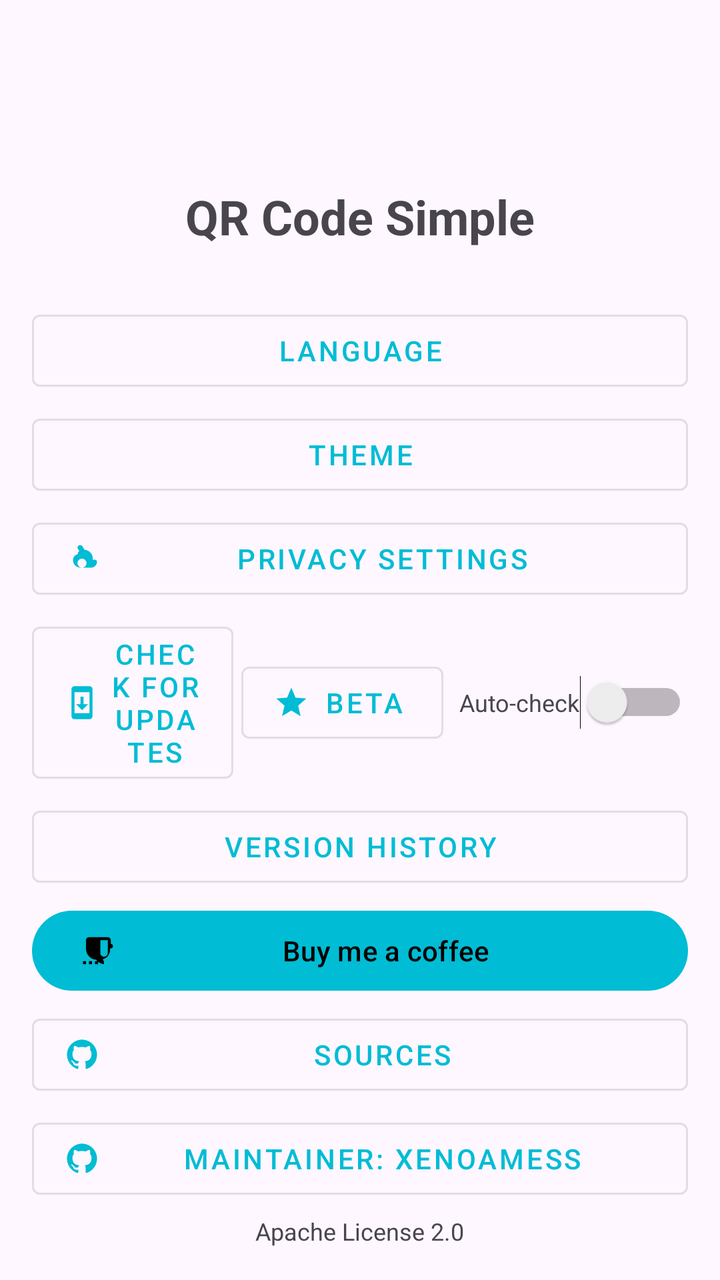
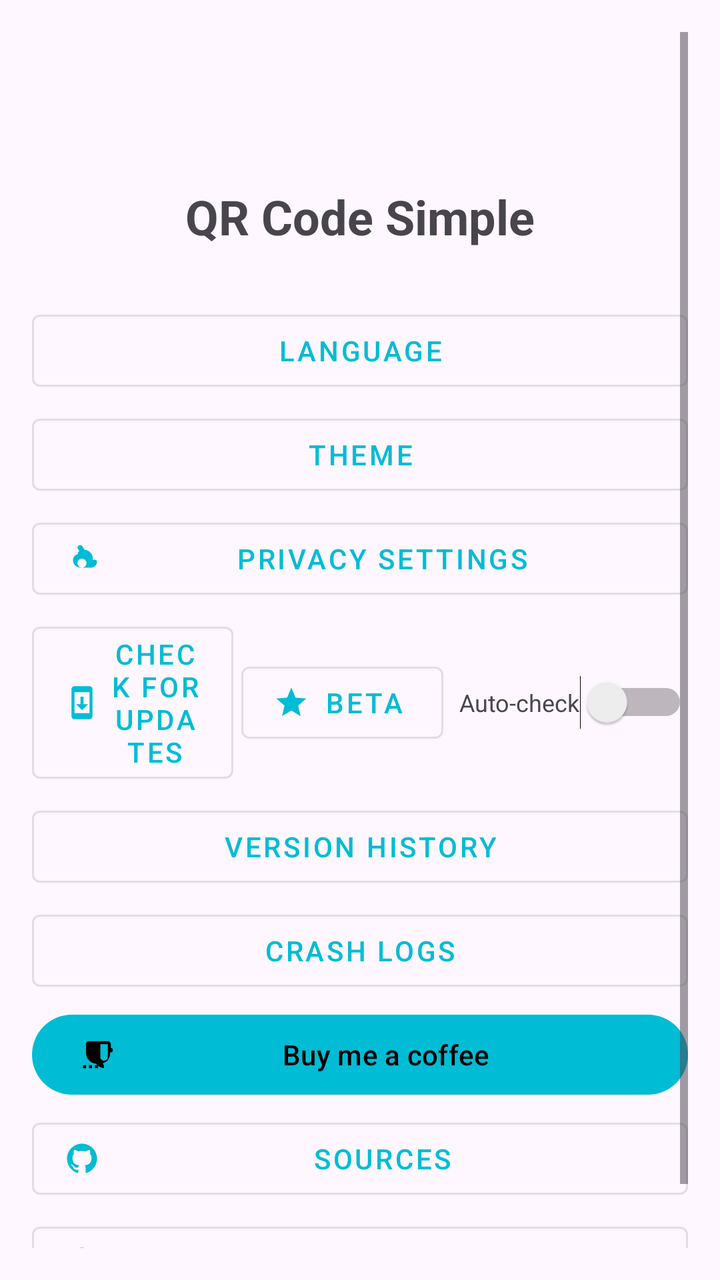

Compare the two renders of this Android layout. The source of the first and the diff that turns it into the second are given below.
<!-- AndroidManifest.xml: application theme Theme.QRCodeSimple -->
<!-- res/layout/fragment_about.xml -->
<?xml version="1.0" encoding="utf-8"?>
<ScrollView xmlns:android="http://schemas.android.com/apk/res/android"
    xmlns:app="http://schemas.android.com/apk/res-auto"
    android:layout_width="match_parent"
    android:layout_height="match_parent"
    android:padding="16dp">

    <LinearLayout
        android:layout_width="match_parent"
        android:layout_height="wrap_content"
        android:orientation="vertical"
        android:gravity="center_horizontal">

        
        <ImageView
            android:layout_width="72dp"
            android:layout_height="72dp"
            android:src="@mipmap/ic_launcher"
            android:scaleType="centerCrop"
            android:importantForAccessibility="no"
            android:layout_marginBottom="4dp" />

        
        <TextView
            android:layout_width="wrap_content"
            android:layout_height="wrap_content"
            android:text="@string/app_name"
            android:textSize="24sp"
            android:textStyle="bold"
            android:layout_marginBottom="4dp" />

        
        <TextView
            android:id="@+id/tvVersion"
            android:layout_width="wrap_content"
            android:layout_height="wrap_content"
            android:textSize="14sp"
            android:textColor="?android:attr/textColorSecondary"
            android:layout_marginBottom="4dp" />

        
        <com.google.android.material.button.MaterialButton
            android:id="@+id/btnLanguage"
            android:layout_width="match_parent"
            android:layout_height="wrap_content"
            android:layout_marginBottom="4dp"
            android:text="@string/language"
            style="@style/Widget.MaterialComponents.Button.OutlinedButton" />

        
        <com.google.android.material.button.MaterialButton
            android:id="@+id/btnTheme"
            android:layout_width="match_parent"
            android:layout_height="wrap_content"
            android:layout_marginBottom="4dp"
            android:text="@string/theme_setting"
            style="@style/Widget.MaterialComponents.Button.OutlinedButton" />

        
        <com.google.android.material.button.MaterialButton
            android:id="@+id/btnPrivacy"
            android:layout_width="match_parent"
            android:layout_height="wrap_content"
            android:layout_marginBottom="4dp"
            android:text="@string/privacy_settings"
            app:icon="@drawable/ic_security"
            style="@style/Widget.MaterialComponents.Button.OutlinedButton" />

        
        <LinearLayout
            android:layout_width="match_parent"
            android:layout_height="wrap_content"
            android:orientation="horizontal"
            android:gravity="center_vertical"
            android:layout_marginBottom="4dp">

            <com.google.android.material.button.MaterialButton
                android:id="@+id/btnCheckUpdate"
                android:layout_width="0dp"
                android:layout_height="wrap_content"
                android:layout_weight="1"
                android:layout_marginEnd="4dp"
                android:text="@string/check_update"
                app:icon="@drawable/ic_system_update"
                style="@style/Widget.MaterialComponents.Button.OutlinedButton" />

            <com.google.android.material.button.MaterialButton
                android:id="@+id/btnCheckBetaUpdate"
                android:layout_width="0dp"
                android:layout_height="wrap_content"
                android:layout_weight="1"
                android:layout_marginEnd="8dp"
                android:text="@string/check_beta_update"
                app:icon="@drawable/ic_star"
                style="@style/Widget.MaterialComponents.Button.OutlinedButton" />

            <TextView
                android:layout_width="wrap_content"
                android:layout_height="wrap_content"
                android:text="@string/auto_check_update"
                android:textSize="12sp" />

            <Switch
                android:id="@+id/switchAutoUpdate"
                android:layout_width="wrap_content"
                android:layout_height="wrap_content" />
        </LinearLayout>

        <com.google.android.material.button.MaterialButton
            android:id="@+id/btnVersionHistory"
            android:layout_width="match_parent"
            android:layout_height="wrap_content"
            android:layout_marginBottom="4dp"
            android:text="@string/version_history"
            style="@style/Widget.MaterialComponents.Button.OutlinedButton" />

        
        <com.google.android.material.button.MaterialButton
            android:id="@+id/btnDonate"
            android:layout_width="match_parent"
            android:layout_height="wrap_content"
            android:layout_marginBottom="4dp"
            android:text="@string/buy_me_a_coffee"
            app:icon="@drawable/ic_coffee" />

        
        <com.google.android.material.button.MaterialButton
            android:id="@+id/btnGitHubProject"
            android:layout_width="match_parent"
            android:layout_height="wrap_content"
            android:layout_marginBottom="4dp"
            android:text="@string/sources"
            app:icon="@drawable/ic_github"
            style="@style/Widget.MaterialComponents.Button.OutlinedButton" />

        
        <com.google.android.material.button.MaterialButton
            android:id="@+id/btnGitHubMaintainer"
            android:layout_width="match_parent"
            android:layout_height="wrap_content"
            android:layout_marginBottom="4dp"
            android:text="@string/maintainer"
            app:icon="@drawable/ic_github"
            style="@style/Widget.MaterialComponents.Button.OutlinedButton" />

        
        <TextView
            android:layout_width="wrap_content"
            android:layout_height="wrap_content"
            android:text="@string/license"
            android:textSize="12sp"
            android:textColor="?android:attr/textColorSecondary" />

    </LinearLayout>

</ScrollView>
<!-- resources referenced by this layout -->
<resources>
  <!-- drawable ic_security (drawable) -->
  <vector xmlns:android="http://schemas.android.com/apk/res/android"
      android:width="24dp"
      android:height="24dp"
      android:viewportWidth="24"
      android:viewportHeight="24"
      android:tint="?attr/colorControlNormal">
      <path
          android:fillColor="@android:color/white"
          android:pathData="M19.14,12.94c0.04,-0.3 0.06,-0.61 0.06,-0.94c0,-3.2 -2.51,-5.82 -5.66,-5.96c-0.03,-0.29 -0.13,-0.56 -0.29,-0.79l-1.15,-1.64c-0.48,-0.68 -1.39,-0.88 -2.11,-0.45l-0.26,0.15c-0.68,0.39 -0.93,1.23 -0.56,1.92l1.08,1.93C9.52,7.19 9.27,7.68 9.27,8.21c0,0.24 0.04,0.46 0.1,0.68C7.34,9.36 6,11.06 6,13c0,2.76 2.24,5 5,5h7c2.21,0 4,-1.79 4,-4C22,13.14 20.72,12.07 19.14,12.94zM12,18c-1.66,0 -3,-1.34 -3,-3s1.34,-3 3,-3s3,1.34 3,3S13.66,18 12,18z"/>
  </vector>
  <!-- drawable ic_star (drawable) -->
  <vector xmlns:android="http://schemas.android.com/apk/res/android"
      android:width="24dp"
      android:height="24dp"
      android:viewportWidth="24"
      android:viewportHeight="24"
      android:tint="?attr/colorControlNormal">
      <path
          android:fillColor="@android:color/white"
          android:pathData="M12,17.27L18.18,21l-1.64,-7.03L22,9.24l-7.19,-0.61L12,2 9.19,8.63 2,9.24l5.46,4.73L5.82,21z"/>
  </vector>
  <!-- drawable ic_system_update (drawable) -->
  <vector xmlns:android="http://schemas.android.com/apk/res/android"
      android:width="24dp"
      android:height="24dp"
      android:viewportWidth="24"
      android:viewportHeight="24"
      android:tint="?attr/colorControlNormal">
      <path
          android:fillColor="@android:color/white"
          android:pathData="M17,1.01L7,1c-1.1,0 -2,0.9 -2,2v18c0,1.1 0.9,2 2,2h10c1.1,0 2,-0.9 2,-2L19,3c0,-1.1 -0.9,-1.99 -2,-1.99zM17,19L7,19L7,5h10v14zM16,13h-3L13,8h-2v5L8,13l4,4 4,-4z"/>
  </vector>
  <!-- mipmap ic_launcher (mipmap-anydpi-v26) -->
  <?xml version="1.0" encoding="utf-8"?>
  <adaptive-icon xmlns:android="http://schemas.android.com/apk/res/android">
      <background android:drawable="@drawable/ic_launcher_background"/>
      <foreground android:drawable="@mipmap/ic_launcher_foreground"/>
  </adaptive-icon>
  <string name="app_name">QR Code Simple</string>
  <string name="auto_check_update">Auto-check</string>
  <string name="buy_me_a_coffee">Buy me a coffee</string>
  <string name="check_beta_update">Beta</string>
  <string name="check_update">Check for updates</string>
  <string name="language">Language</string>
  <string name="license">Apache License 2.0</string>
  <string name="maintainer">Maintainer: XenoAmess</string>
  <string name="privacy_settings">Privacy Settings</string>
  <string name="sources">Sources</string>
  <string name="theme_setting">Theme</string>
  <string name="version_history">Version history</string>
  <style name="Theme.QRCodeSimple" parent="Theme.Material3.DayNight.NoActionBar">
          <item name="colorPrimary">@color/cyan_500</item>
          <item name="colorPrimaryVariant">@color/cyan_700</item>
          <item name="colorOnPrimary">@color/black</item>
          <item name="colorSecondary">@color/teal_200</item>
          <item name="colorSecondaryVariant">@color/teal_700</item>
          <item name="colorOnSecondary">@color/black</item>
          <item name="android:statusBarColor">?attr/colorPrimaryVariant</item>
      </style>
  <color name="cyan_500">#FF00BCD4</color>
  <color name="cyan_700">#FF0097A7</color>
  <color name="black">#FF000000</color>
  <color name="teal_200">#FF03DAC5</color>
  <color name="teal_700">#FF018786</color>
  <!-- unchanged entries left out for length: 3 -->
</resources>

<!-- the commit's change to res/layout/fragment_about.xml (unified diff, before → after) -->
@@ -114,6 +114,14 @@
             android:text="@string/version_history"
             style="@style/Widget.MaterialComponents.Button.OutlinedButton" />
 
+        <com.google.android.material.button.MaterialButton
+            android:id="@+id/btnCrashLogs"
+            android:layout_width="match_parent"
+            android:layout_height="wrap_content"
+            android:layout_marginBottom="4dp"
+            android:text="@string/crash_logs"
+            style="@style/Widget.MaterialComponents.Button.OutlinedButton" />
+
         
         <com.google.android.material.button.MaterialButton
             android:id="@+id/btnDonate"
<!-- resource entries referenced after the edit -->
@@ -44,6 +44,7 @@
   <string name="buy_me_a_coffee">Buy me a coffee</string>
   <string name="check_beta_update">Beta</string>
   <string name="check_update">Check for updates</string>
+  <string name="crash_logs">Crash logs</string>
   <string name="language">Language</string>
   <string name="license">Apache License 2.0</string>
   <string name="maintainer">Maintainer: XenoAmess</string>
